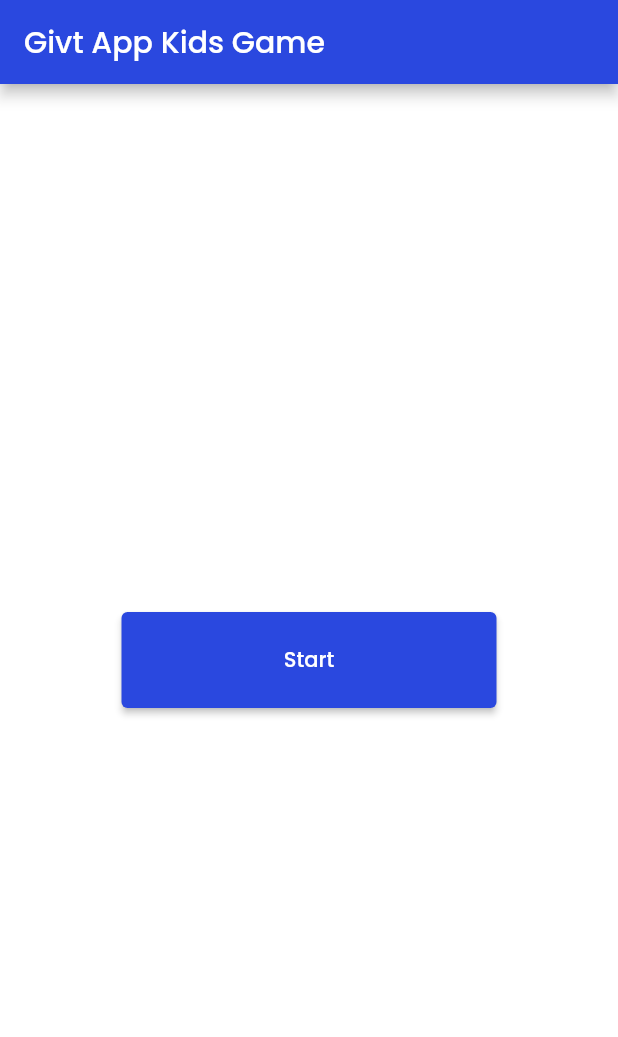
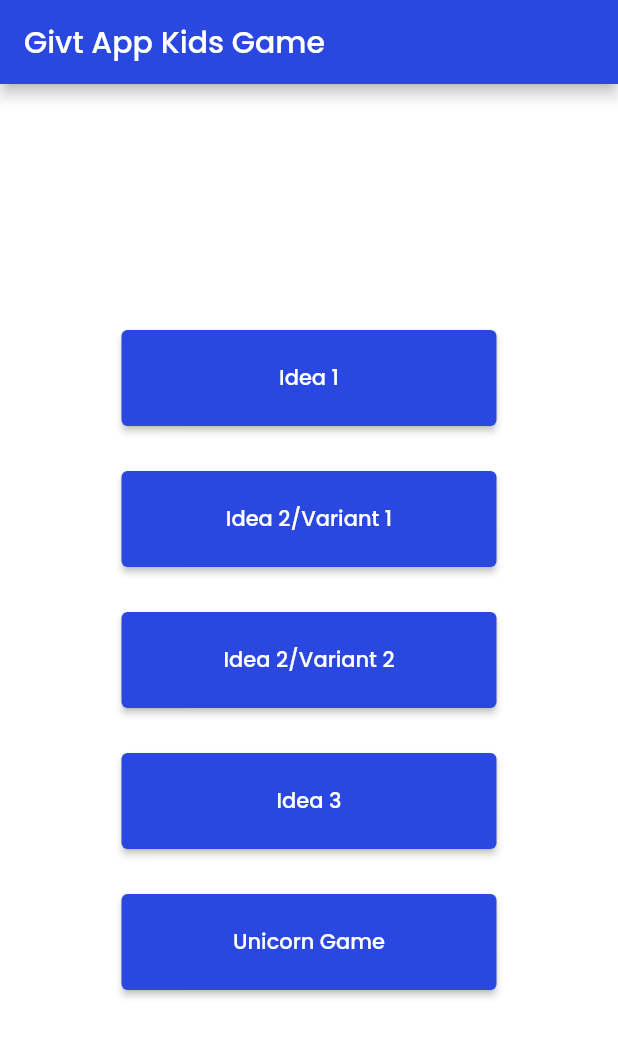
Before and after one commit to givtnl/givt-app-kids-game, a Flutter app: the screen it shows after launch, on a phone screen of 412 x 824 dp. Shown: the top 1037 px of the screen. Run offline on Flutter 3.47's test engine with Material 2 defaults, Android fonts, the light colour scheme and no system bars; our stand-ins replace audioplayers, bloc, equatable, flutter_bloc, google_fonts; missing offline and left inert: flame, flame_audio, flame_behaviors; generated files the repository leaves out were written again.

Commit message:
Simpliest starter page implemented

```diff
--- a/lib/title/view/title_page.dart
+++ b/lib/title/view/title_page.dart
@@ -32,15 +32,65 @@
     final l10n = context.l10n;
 
     return Center(
-      child: SizedBox(
+      child: Column(
+        mainAxisSize: MainAxisSize.min,
+        children: [
+          SizedBox(
+            width: 250,
+            height: 64,
+            child: ElevatedButton(
+              onPressed: () {},
+              child: const Center(child: Text("Idea 1")),
+            ),
+          ),
+          const SizedBox(
+            height: 30,
+          ),
+          SizedBox(
+            width: 250,
+            height: 64,
+            child: ElevatedButton(
+              onPressed: () {},
+              child: const Center(child: Text("Idea 2/Variant 1")),
+            ),
+          ),
+          const SizedBox(
+            height: 30,
+          ),
+          SizedBox(
+            width: 250,
+            height: 64,
+            child: ElevatedButton(
+              onPressed: () {},
+              child: const Center(child: Text("Idea 2/Variant 2")),
+            ),
+          ),
+          const SizedBox(
+            height: 30,
+          ),
+          SizedBox(
+            width: 250,
+            height: 64,
+            child: ElevatedButton(
+              onPressed: () {},
+              child: const Center(child: Text("Idea 3")),
+            ),
+          ),
+          const SizedBox(
+            height: 30,
+          ),
+          SizedBox(
             width: 250,
             height: 64,
             child: ElevatedButton(
               onPressed: () {
-            Navigator.of(context).pushReplacement<void, void>(GamePage.route());
+                Navigator.of(context)
+                    .pushReplacement<void, void>(GamePage.route());
               },
-          child: Center(child: Text(l10n.titleButtonStart)),
+              child: const Center(child: Text("Unicorn Game")),
             ),
+          ),
+        ],
       ),
     );
   }
```
Lines whose indentation alone changed are shown as unchanged.
